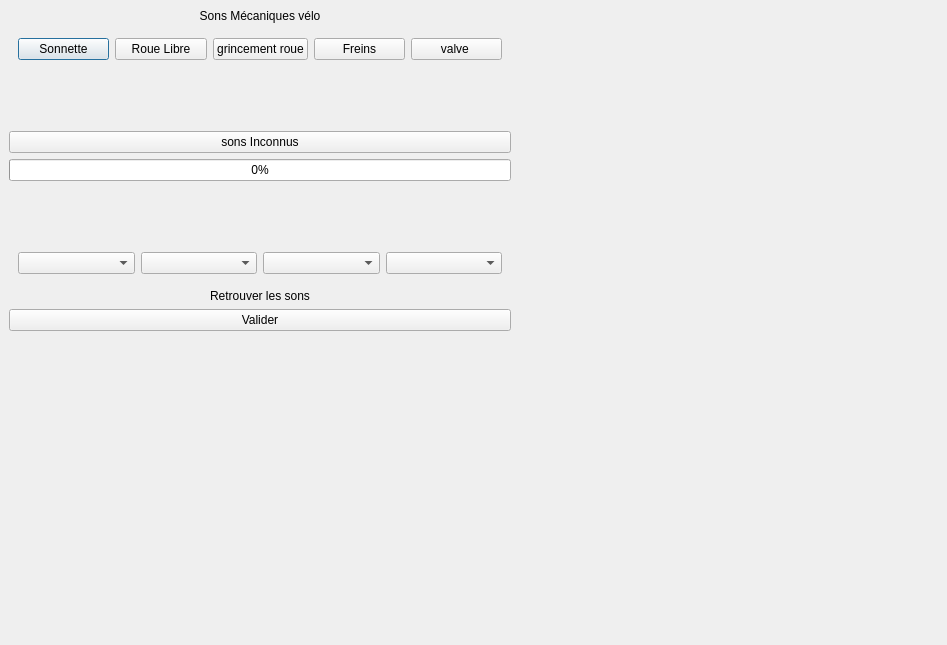
Old version of the form audiopuzzlewindow.ui in the repository Newtonietzsche/EscapeGameSoundApp.
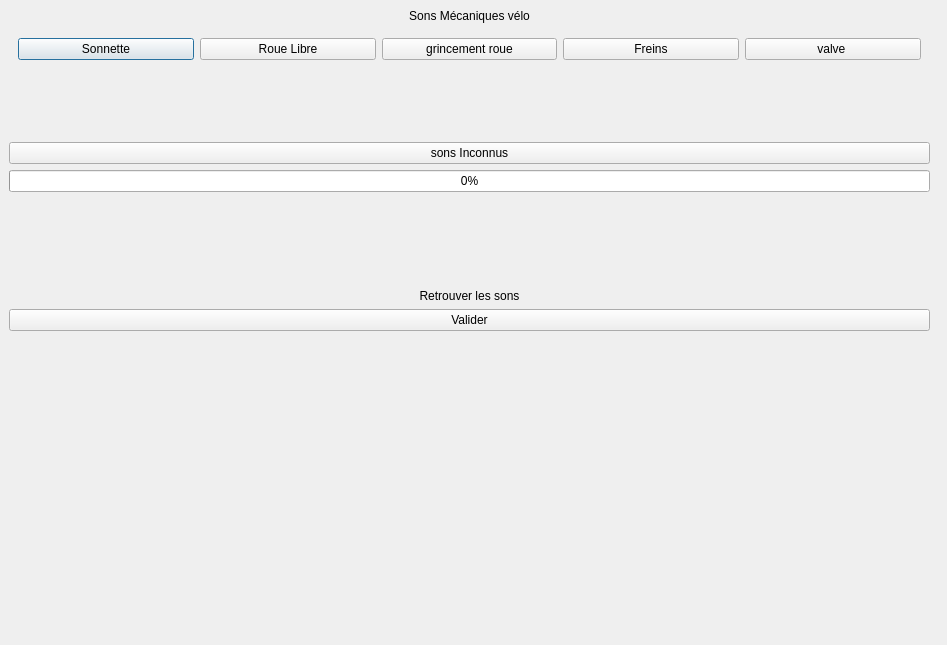
New version of the form.

Diff of the .ui file:
```diff
--- a/audiopuzzlewindow.ui
+++ b/audiopuzzlewindow.ui
@@ -18,7 +18,7 @@
     <rect>
      <x>9</x>
      <y>9</y>
-     <width>502</width>
+     <width>921</width>
      <height>342</height>
     </rect>
    </property>
@@ -137,20 +137,7 @@
      <widget class="QWidget" name="widget" native="true">
       <layout class="QVBoxLayout" name="verticalLayout_6">
        <item>
-        <layout class="QHBoxLayout" name="horizontalLayout_2">
-         <item>
-          <widget class="QComboBox" name="comboBox"/>
-         </item>
-         <item>
-          <widget class="QComboBox" name="comboBox_2"/>
-         </item>
-         <item>
-          <widget class="QComboBox" name="comboBox_3"/>
-         </item>
-         <item>
-          <widget class="QComboBox" name="comboBox_4"/>
-         </item>
-        </layout>
+        <layout class="QHBoxLayout" name="horizontalLayout_2"/>
        </item>
       </layout>
      </widget>
```
